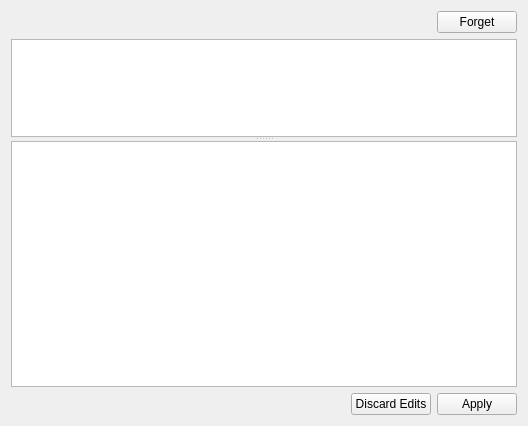
First picture: the form in networklist.ui, repository Sinodun/Stubby_Manager, before the edit.
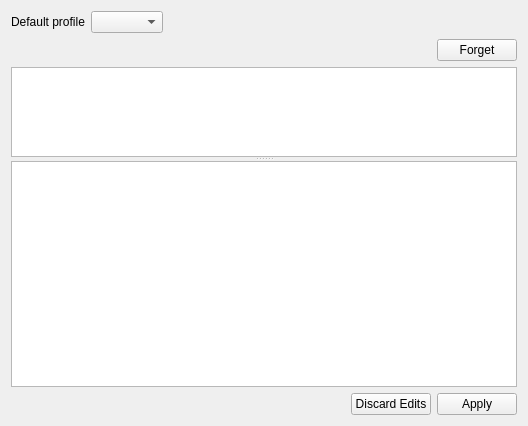
Second picture: the form after the edit.

Commit message: Select default network profile via combo on Networks tab.

Patch:
```diff
--- a/networklist.ui
+++ b/networklist.ui
@@ -20,6 +20,36 @@
    <string>Form</string>
   </property>
   <layout class="QVBoxLayout" name="verticalLayout">
+   <item>
+    <layout class="QHBoxLayout" name="horizontalLayout_2">
+     <item>
+      <widget class="QLabel" name="label">
+       <property name="text">
+        <string>Default profile</string>
+       </property>
+      </widget>
+     </item>
+     <item>
+      <widget class="QComboBox" name="defaultProfile"/>
+     </item>
+     <item>
+      <spacer name="horizontalSpacer">
+       <property name="orientation">
+        <enum>Qt::Horizontal</enum>
+       </property>
+       <property name="sizeHint" stdset="0">
+        <size>
+         <width>40</width>
+         <height>20</height>
+        </size>
+       </property>
+      </spacer>
+     </item>
+    </layout>
+   </item>
+   <item>
+    <layout class="QVBoxLayout" name="verticalLayout_2"/>
+   </item>
    <item>
     <layout class="QHBoxLayout" name="horizontalLayout_6">
      <property name="spacing">
```
The commit also changes 6 other files.
